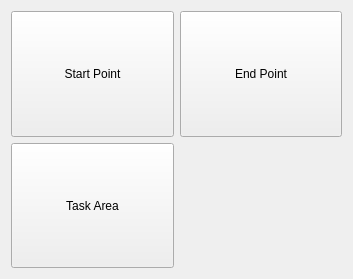
This is GeneticPlanner/gui/PaletteWidget.ui in raptorswing/Genetic-Planner as Qt 5 draws it before an edit. The edited form follows.
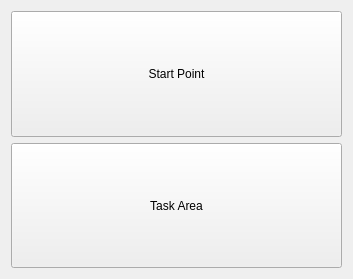
This is the edited form.

Commit message: Removed all evidence of the now-useless "end point" functionality

What changed in the file:
```diff
--- a/GeneticPlanner/gui/PaletteWidget.ui
+++ b/GeneticPlanner/gui/PaletteWidget.ui
@@ -29,19 +29,6 @@
        </property>
       </widget>
      </item>
-     <item row="0" column="1">
-      <widget class="QPushButton" name="endPointButton">
-       <property name="sizePolicy">
-        <sizepolicy hsizetype="Minimum" vsizetype="Minimum">
-         <horstretch>0</horstretch>
-         <verstretch>0</verstretch>
-        </sizepolicy>
-       </property>
-       <property name="text">
-        <string>End Point</string>
-       </property>
-      </widget>
-     </item>
      <item row="1" column="0">
       <widget class="QPushButton" name="taskAreaButton">
        <property name="sizePolicy">
```
The commit also changes 8 other files.
